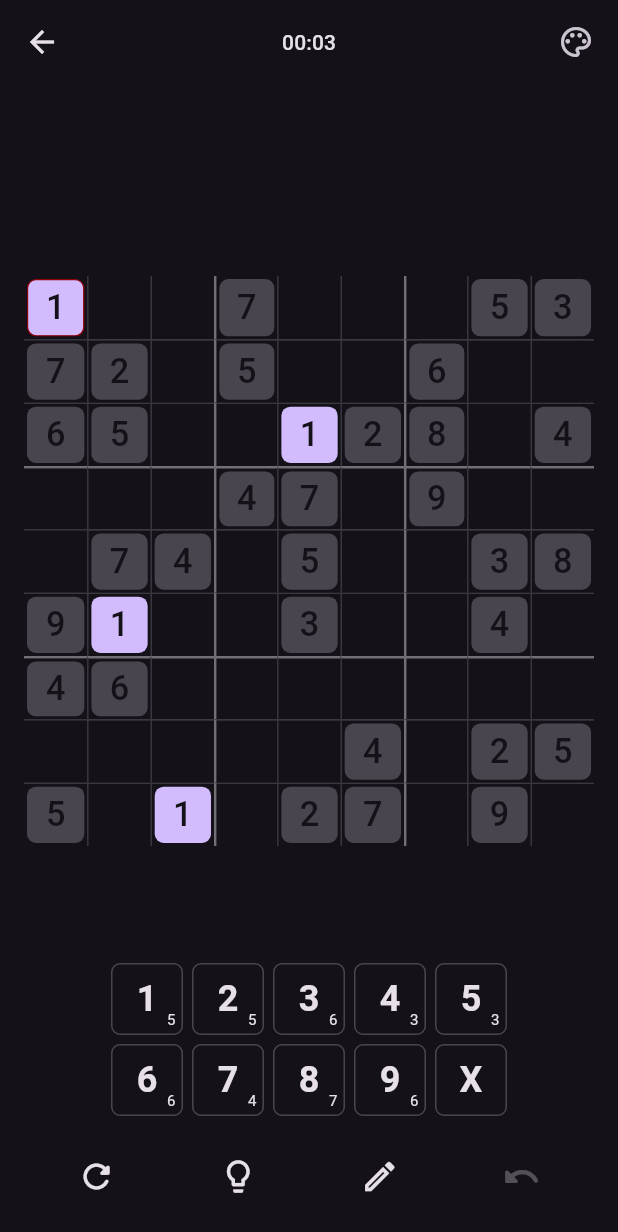
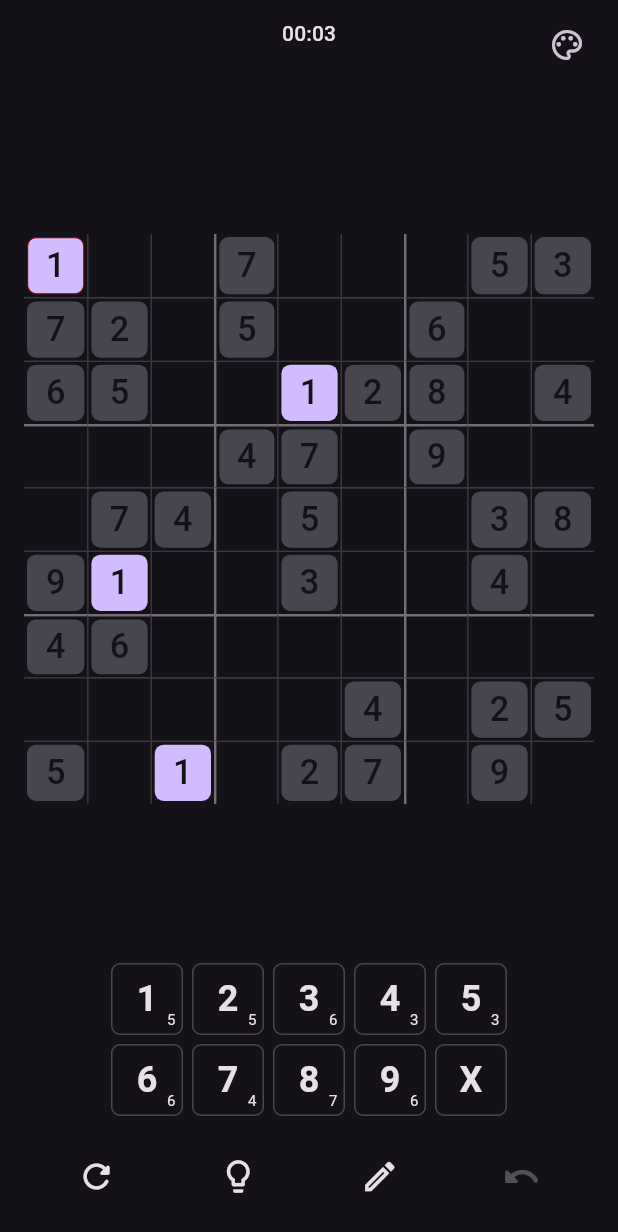
Before and after one commit to likhithpraveenk/sudoku, a Flutter app: the GameScreen screen opened directly, after a tap on an icon or button, on a phone screen of 412 x 824 dp. Shown: the top 1232 px of the screen. Run offline on Flutter 3.47's test engine with Material 3 defaults, Android fonts, the phone set to English and light mode, and no system bars; our stand-ins replace flutter_riverpod, hive_ce_flutter; accounts and stored records are empty.

Commit message:
fix theme selector in game screen

```diff
--- a/lib/presentation/screens/game_screen.dart
+++ b/lib/presentation/screens/game_screen.dart
@@ -27,19 +27,10 @@ class GameScreen extends ConsumerWidget {
     final gameNotifier = ref.read(gameProvider.notifier);
 
     return Scaffold(
-      appBar: AppBar(
-        backgroundColor: Colors.transparent,
-        elevation: 0,
-        title: (showTimer && game != null && !game.puzzleComplete)
-            ? Text(
-                _formatTime(game.elapsed),
-                style: Theme.of(context).textTheme.labelLarge,
-              )
-            : null,
-        centerTitle: true,
-        actions: const [ThemeSelector()],
-      ),
-      body: gameAsync.when(
+      body: Stack(
+        fit: .expand,
+        children: [
+          gameAsync.when(
             loading: () => const Center(child: CircularProgressIndicator()),
             error: (e, _) => Center(child: Text('Error: $e')),
             data: (game) {
@@ -104,6 +95,20 @@ class GameScreen extends ConsumerWidget {
               );
             },
           ),
+          if (showTimer && game != null && !game.puzzleComplete)
+            Align(
+              alignment: .topCenter,
+              child: Padding(
+                padding: const .all(12),
+                child: Text(
+                  _formatTime(game.elapsed),
+                  style: Theme.of(context).textTheme.labelLarge,
+                ),
+              ),
+            ),
+          const Positioned(top: 6, right: 6, child: ThemeSelector()),
+        ],
+      ),
     );
   }
 
--- a/lib/presentation/widgets/grid_widget.dart
+++ b/lib/presentation/widgets/grid_widget.dart
@@ -7,6 +7,7 @@ import 'package:sudoku/domain/models/game_state.dart';
 import 'package:sudoku/presentation/shared/breakpoints.dart';
 import 'package:sudoku/presentation/widgets/notes_grid.dart';
 import 'package:sudoku/providers/board_notifier.dart';
+import 'package:sudoku/providers/game_notifier.dart';
 
 class GridWidget extends StatelessWidget {
   const GridWidget({required this.gameState, super.key});
@@ -96,7 +97,13 @@ class _Cell extends ConsumerWidget {
     return GestureDetector(
       onTap: () {
         unawaited(HapticFeedback.selectionClick());
-        ref.read(boardProvider.notifier).selectCell(index);
+        if (board.inputMode == .pencil && board.selectedDigit != null) {
+          ref
+              .read(gameProvider.notifier)
+              .inputDigit(index, board.selectedDigit!);
+        } else {
+          ref.read(boardProvider.notifier).selectCell(index);
+        }
       },
       child: Container(
         decoration: BoxDecoration(
```
Lines whose indentation alone changed are shown as unchanged.
